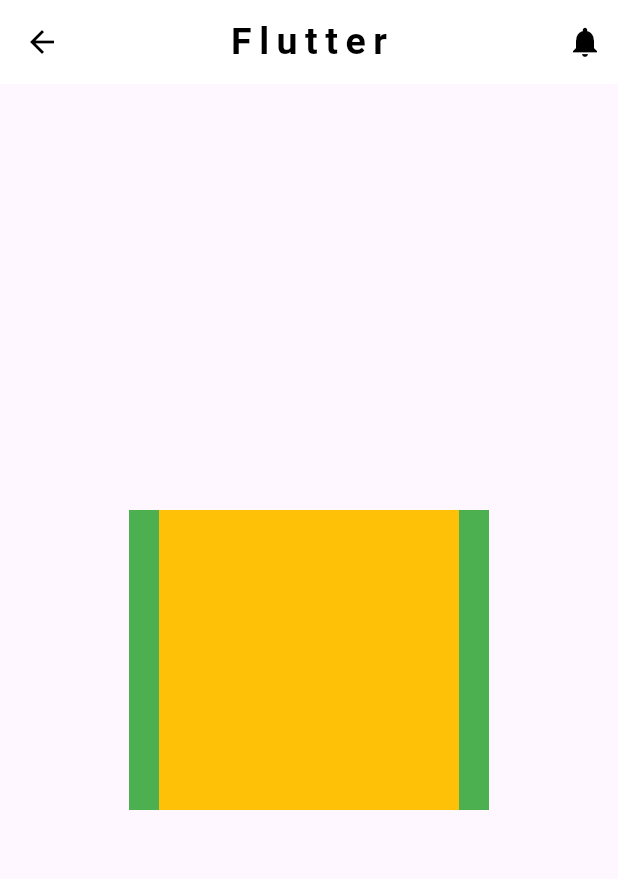
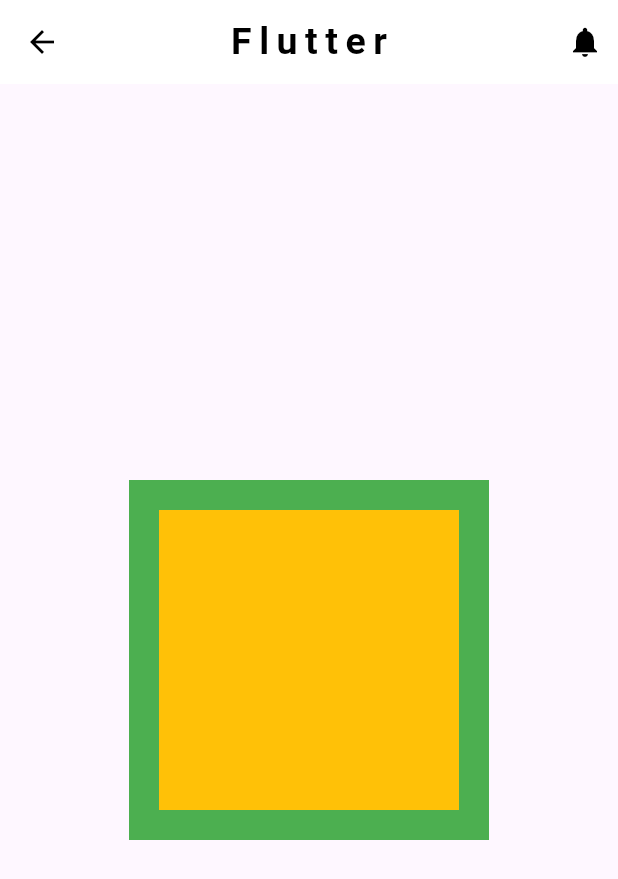
Before and after one commit to RaFiuL-RaZu/app_create, a Flutter app: the screen it shows after launch, on a phone screen of 412 x 824 dp. Shown: the top 879 px of the screen. Run offline on Flutter 3.47's test engine with Material 3 defaults, Android fonts, the phone set to English and light mode, and no system bars.

Commit message:
innit commit

```diff
--- a/lib/main.dart
+++ b/lib/main.dart
@@ -27,7 +27,7 @@ main() {
       body:Center(
         child: Center(
           child: Container(
-            padding: EdgeInsets.symmetric(horizontal: 20),
+            padding: EdgeInsets.symmetric(horizontal: 20,vertical: 20),
             color: Colors.green,
             child: Container(
               height: 200,
```
